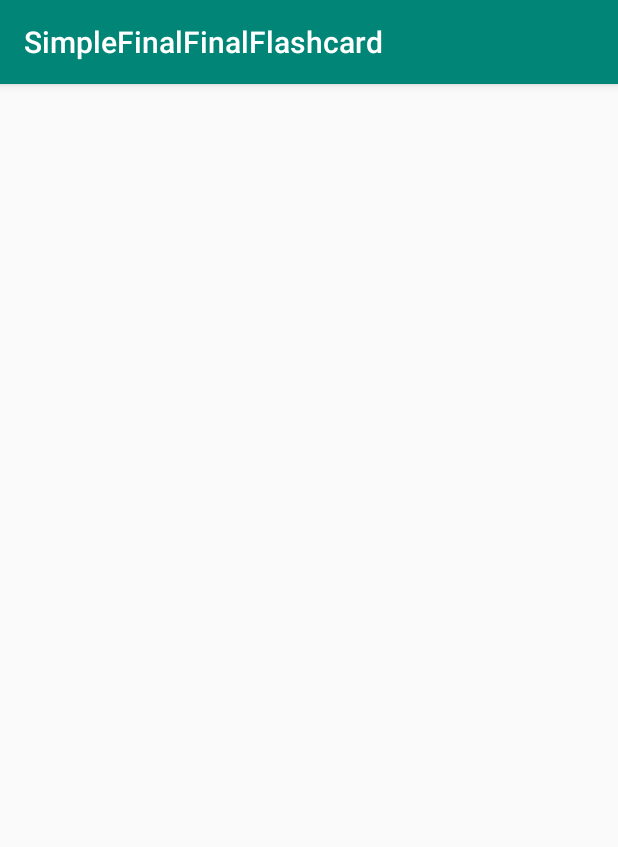
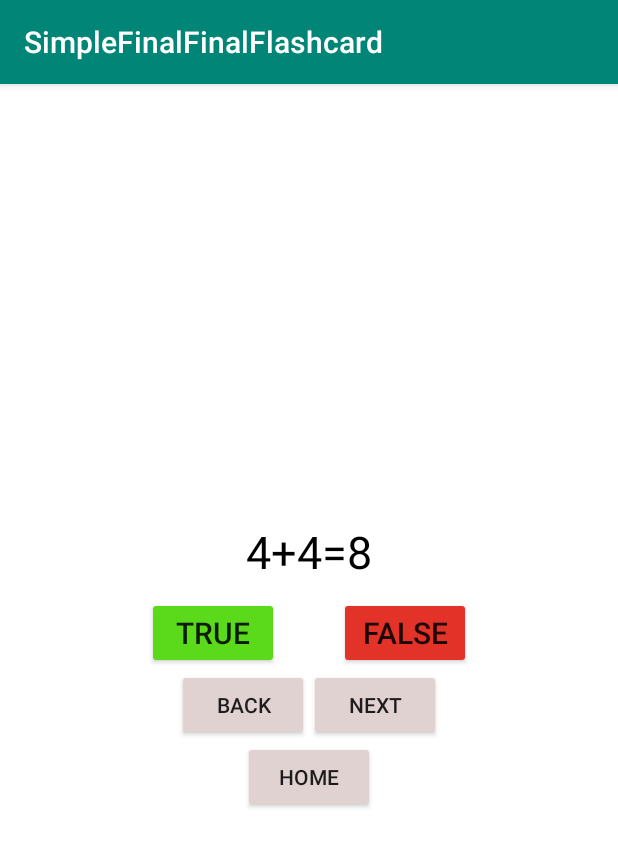
Before and after one commit to JackWatai/SimpleFinalFinalFlashCards, an Android app: the Topic1 screen opened directly, with no data from a screen before it, on a phone screen of 412 x 824 dp. Shown: the top 847 px of the screen. Run offline under Robolectric (Android 15) with nearby library versions, the phone set to English and light mode, and no system bars.

Commit message:
ADDED TOPIC 1

```diff
--- a/app/src/main/java/com/example/simplefinalfinalflashcard/Topic1.java
+++ b/app/src/main/java/com/example/simplefinalfinalflashcard/Topic1.java
@@ -1,14 +1,149 @@
 package com.example.simplefinalfinalflashcard;
 
+import android.content.Intent;
+import android.os.Bundle;
+import android.util.Log;
+import android.view.View;
+import android.widget.Button;
+import android.widget.TextView;
+import android.widget.Toast;
 import androidx.appcompat.app.AppCompatActivity;
 
-import android.os.Bundle;
+public class Topic1 extends AppCompatActivity
+        implements View.OnClickListener {
 
-public class Topic1 extends AppCompatActivity {
+    private Button FButton;
+    private Button TButton;
+    private Button NEXTButton;
+    private Button PREVButton;
+    private TextView QUESTIONTextView;
+    private int correct = 0;
+    Button HOMEButton;
+
+    private int currentQuestionIndex = 0;
+
+    private Question[] questionBank = new Question[] {
+
+            new Question(R.string.b, true),
+            new Question(R.string.c, true),
+            new Question(R.string.d, false),
+            new Question(R.string.e, true),
+
+
+    };
 
     @Override
-    protected void onCreate(Bundle savedInstanceState) {
+    protected void onCreate(Bundle savedInstanceState)
+    {
         super.onCreate(savedInstanceState);
         setContentView(R.layout.activity_topic1);
+
+        HOMEButton = (Button) findViewById(R.id.button_home);
+        HOMEButton.setOnClickListener(new View.OnClickListener() {
+            @Override
+            public void onClick(View v) {
+                Intent intent = new Intent(Topic1.this, MainActivity.class);
+                startActivity(intent);
+            }
+        });
+        FButton = findViewById(R.id.button_false);
+        TButton = findViewById(R.id.button_true);
+        NEXTButton = findViewById(R.id.button_next_question);
+        PREVButton = findViewById(R.id.button_back_question);
+
+        QUESTIONTextView = findViewById(R.id.textView_question);
+        FButton.setOnClickListener(this);
+        TButton.setOnClickListener(this);
+        NEXTButton.setOnClickListener(this);
+        PREVButton.setOnClickListener(this);
+    }
+
+
+    @Override
+    public void onClick(View v)
+    {
+
+        switch (v.getId()) {
+            case R.id.button_false:
+                checkAnswer(false);
+                break;
+
+            case R.id.button_true:
+                checkAnswer(true);
+                break;
+
+            case R.id.button_next_question:
+
+                if (currentQuestionIndex < 5) {
+                    currentQuestionIndex
+                            = currentQuestionIndex + 1;
+
+                    if (currentQuestionIndex == 4) {
+                        QUESTIONTextView.setText(getString(
+                                R.string.correct, correct));
+                        NEXTButton.setVisibility(
+                                View.INVISIBLE);
+                        PREVButton.setVisibility(
+                                View.INVISIBLE);
+                        TButton.setVisibility(
+                                View.INVISIBLE);
+                        FButton.setVisibility(
+                                View.INVISIBLE);
+                        if (correct > 2)
+
+                            QUESTIONTextView.setText(
+                                    "SCORE: " + correct
+                                            + " "
+                                            + "OUT OF 4");
+
+                        else;
+                    }
+                    else {
+                        updateQuestion();
+                    }
+                }
+
+                break;
+            case R.id.button_back_question:
+                if (currentQuestionIndex > 0) {
+                    currentQuestionIndex
+                            = (currentQuestionIndex - 1)
+                            % questionBank.length;
+                    updateQuestion();
+                }
+        }
+    }
+
+    private void updateQuestion()
+    {
+        Log.d("Current",
+                "onClick: " + currentQuestionIndex);
+
+        QUESTIONTextView.setText(
+                questionBank[currentQuestionIndex]
+                        .getAnswer());
+
+    }
+    private void checkAnswer(boolean userChooseCorrect)
+    {
+        boolean answerIsTrue
+                = questionBank[currentQuestionIndex]
+                .isAnswerTrue();
+
+        int toastMessageId;
+
+        if (userChooseCorrect == answerIsTrue) {
+            toastMessageId = R.string.correct_answer;
+            correct++;
+        }
+        else {
+
+            toastMessageId = R.string.wrong_answer;
+        }
+
+        Toast
+                .makeText(Topic1.this, toastMessageId,
+                        Toast.LENGTH_SHORT)
+                .show();
     }
 }
--- a/app/src/main/res/layout/activity_topic1.xml
+++ b/app/src/main/res/layout/activity_topic1.xml
@@ -1,9 +1,76 @@
-<?xml version="1.0" encoding="utf-8"?>
-<androidx.constraintlayout.widget.ConstraintLayout xmlns:android="http://schemas.android.com/apk/res/android"
+<LinearLayout xmlns:android="http://schemas.android.com/apk/res/android"
     xmlns:app="http://schemas.android.com/apk/res-auto"
     xmlns:tools="http://schemas.android.com/tools"
     android:layout_width="match_parent"
+    android:background="#FFFFFF"
     android:layout_height="match_parent"
+    android:orientation="vertical"
+    android:gravity="center"
     tools:context=".Topic1">
 
-</androidx.constraintlayout.widget.ConstraintLayout>
+    <TextView
+        android:id="@+id/textView_question"
+        android:layout_width="wrap_content"
+        android:layout_height="wrap_content"
+        android:padding="10dp"
+        android:text="4+4=8"
+        android:textColor="@android:color/black"
+        android:textSize="30sp" />
+
+    <LinearLayout
+        android:layout_width="wrap_content"
+        android:layout_height="wrap_content">
+
+        <Button
+            android:id="@+id/button_true"
+            android:layout_marginRight="20dp"
+            android:backgroundTint="#5BD91B"
+            android:layout_width="wrap_content"
+            android:layout_height="wrap_content"
+            android:textSize="20sp"
+            android:text="true" />
+
+        <Button
+            android:id="@+id/button_false"
+            android:layout_marginLeft="20dp"
+            android:layout_width="wrap_content"
+            android:backgroundTint="#E33328"
+            android:layout_height="wrap_content"
+            android:textSize="20sp"
+            android:text="false" />
+
+    </LinearLayout>
+
+    <LinearLayout
+        android:layout_width="wrap_content"
+        android:layout_height="wrap_content">
+
+        <Button
+            android:id="@+id/button_back_question"
+            android:layout_width="wrap_content"
+            android:layout_height="wrap_content"
+            android:backgroundTint="#DFD2D1"
+            android:text="back" />
+
+        <Button
+            android:id="@+id/button_next_question"
+            android:layout_width="wrap_content"
+            android:layout_height="wrap_content"
+            android:backgroundTint="#DFD2D1"
+            android:text="next" />
+
+    </LinearLayout>
+    <LinearLayout
+        android:layout_width="wrap_content"
+        android:layout_height="wrap_content">
+
+        <Button
+            android:id="@+id/button_home"
+            android:layout_width="wrap_content"
+            android:layout_height="wrap_content"
+            android:backgroundTint="#DFD2D1"
+            android:text="home" />
+
+    </LinearLayout>
+
+</LinearLayout>
--- a/app/src/main/res/values/strings.xml
+++ b/app/src/main/res/values/strings.xml
@@ -7,8 +7,10 @@
     <string name="correct_answer">That\'s correct</string>
     <string name="wrong_answer">That\'s incorrect</string>
 
-
-
+    <string name="b"> 4+4=8</string>
+    <string name="c"> 4*4=16</string>
+    <string name="d"> 4/4=2</string>
+    <string name="e"> 4-4=0 </string>
 
     <string name="next_text">next</string>
     <string name="prev_text">previous</string>
```
